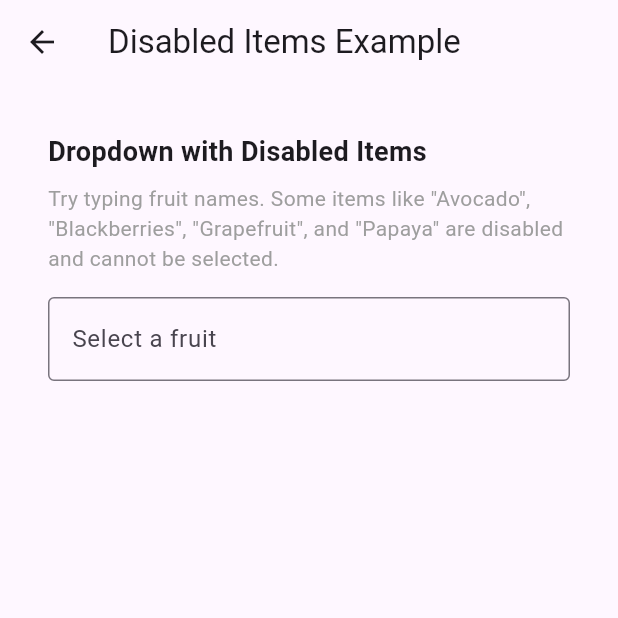
After one commit to rohanjariwala03/drop_down_search_field, a Flutter app: the screen it shows after launch, after a tap on "Disabled Items Example", on a phone screen of 412 x 824 dp, the top half of it. The commit adds this screen. Run offline on Flutter 3.47's test engine with Material 3 defaults, Android fonts, the phone set to English and light mode, and no system bars; missing offline and left inert: pointer_interceptor.

Commit message:
Disabled Items in the list

````diff
--- /dev/null
+++ b/example/lib/example_widgets/disabled_items_example.dart
@@ -0,0 +1,131 @@
+import 'package:drop_down_search_field/drop_down_search_field.dart';
+import 'package:flutter/material.dart';
+
+class DisabledItemsExample extends StatefulWidget {
+  const DisabledItemsExample({super.key});
+
+  @override
+  State<DisabledItemsExample> createState() => _DisabledItemsExampleState();
+}
+
+class _DisabledItemsExampleState extends State<DisabledItemsExample> {
+  final TextEditingController _dropdownSearchFieldController =
+      TextEditingController();
+
+  SuggestionsBoxController suggestionBoxController = SuggestionsBoxController();
+
+  // Example data structure with disabled items
+  static final List<Map<String, dynamic>> fruits = [
+    {'name': 'Apple', 'disabled': false},
+    {'name': 'Avocado', 'disabled': true}, // This item is disabled
+    {'name': 'Banana', 'disabled': false},
+    {'name': 'Blueberries', 'disabled': false},
+    {'name': 'Blackberries', 'disabled': true}, // This item is disabled
+    {'name': 'Cherries', 'disabled': false},
+    {'name': 'Grapes', 'disabled': false},
+    {'name': 'Grapefruit', 'disabled': true}, // This item is disabled
+    {'name': 'Guava', 'disabled': false},
+    {'name': 'Kiwi', 'disabled': false},
+    {'name': 'Lychee', 'disabled': false},
+    {'name': 'Mango', 'disabled': false},
+    {'name': 'Orange', 'disabled': false},
+    {'name': 'Papaya', 'disabled': true}, // This item is disabled
+    {'name': 'Passion fruit', 'disabled': false},
+    {'name': 'Peach', 'disabled': false},
+    {'name': 'Pears', 'disabled': false},
+    {'name': 'Pineapple', 'disabled': false},
+    {'name': 'Raspberries', 'disabled': false},
+    {'name': 'Strawberries', 'disabled': false},
+    {'name': 'Watermelon', 'disabled': false},
+  ];
+
+  static List<Map<String, dynamic>> getSuggestions(String query) {
+    List<Map<String, dynamic>> matches = <Map<String, dynamic>>[];
+    matches.addAll(fruits);
+    matches.retainWhere(
+        (fruit) => fruit['name'].toLowerCase().contains(query.toLowerCase()));
+    return matches;
+  }
+
+  @override
+  Widget build(BuildContext context) {
+    return Scaffold(
+      appBar: AppBar(
+        title: const Text('Disabled Items Example'),
+        leading: IconButton(
+          icon: const Icon(Icons.arrow_back),
+          onPressed: () {
+            Navigator.pop(context);
+          },
+        ),
+      ),
+      body: GestureDetector(
+        onTap: () {
+          suggestionBoxController.close();
+        },
+        child: Padding(
+          padding: const EdgeInsets.all(32.0),
+          child: Column(
+            crossAxisAlignment: CrossAxisAlignment.start,
+            children: <Widget>[
+              const Text(
+                'Dropdown with Disabled Items',
+                style: TextStyle(fontSize: 18, fontWeight: FontWeight.bold),
+              ),
+              const SizedBox(height: 8),
+              const Text(
+                'Try typing fruit names. Some items like "Avocado", "Blackberries", "Grapefruit", and "Papaya" are disabled and cannot be selected.',
+                style: TextStyle(fontSize: 14, color: Colors.grey),
+              ),
+              const SizedBox(height: 16),
+              DropDownSearchField<Map<String, dynamic>>(
+                textFieldConfiguration: TextFieldConfiguration(
+                  decoration: const InputDecoration(
+                    labelText: 'Select a fruit',
+                    border: OutlineInputBorder(),
+                  ),
+                  controller: _dropdownSearchFieldController,
+                ),
+                suggestionsCallback: (pattern) {
+                  return getSuggestions(pattern);
+                },
+                itemBuilder: (context, Map<String, dynamic> suggestion) {
+                  final isDisabled = suggestion['disabled'] as bool;
+                  return ListTile(
+                    enabled: !isDisabled,
+                    title: Text(suggestion['name']),
+                    trailing: isDisabled
+                        ? const Icon(Icons.block, color: Colors.grey, size: 16)
+                        : null,
+                  );
+                },
+                // This is the new callback that determines if an item is disabled
+                itemDisabledCallback: (Map<String, dynamic> suggestion) {
+                  return suggestion['disabled'] as bool;
+                },
+                itemSeparatorBuilder: (context, index) {
+                  return const Divider();
+                },
+                transitionBuilder: (context, suggestionsBox, controller) {
+                  return suggestionsBox;
+                },
+                onSuggestionSelected: (Map<String, dynamic> suggestion) {
+                  _dropdownSearchFieldController.text = suggestion['name'];
+                  ScaffoldMessenger.of(context).showSnackBar(
+                    SnackBar(
+                      content: Text('Selected: ${suggestion['name']}'),
+                      duration: const Duration(seconds: 2),
+                    ),
+                  );
+                },
+                suggestionsBoxController: suggestionBoxController,
+                displayAllSuggestionWhenTap: true,
+                isMultiSelectDropdown: false,
+              ),
+            ],
+          ),
+        ),
+      ),
+    );
+  }
+}
--- a/example/lib/main.dart
+++ b/example/lib/main.dart
@@ -2,6 +2,7 @@ import 'dart:ui';
 import 'package:example/example_widgets/multi_select_example.dart';
 import 'package:example/example_widgets/paginated_suggestion_example.dart';
 import 'package:example/example_widgets/form_field_example.dart';
+import 'package:example/example_widgets/disabled_items_example.dart';
 import 'package:flutter/material.dart';
 
 void main() => runApp(const MyApp());
@@ -67,6 +68,18 @@ class _MyAppState extends State<MyApp> {
                       },
                       child: const Text('Paginated Suggestion Example'),
                     ),
+                    const SizedBox(height: 20),
+                    ElevatedButton(
+                      onPressed: () {
+                        Navigator.push(
+                          context,
+                          MaterialPageRoute(
+                              builder: (context) =>
+                                  const DisabledItemsExample()),
+                        );
+                      },
+                      child: const Text('Disabled Items Example'),
+                    ),
                   ],
                 ),
               ),
--- a/lib/src/type_def.dart
+++ b/lib/src/type_def.dart
@@ -18,3 +18,5 @@ typedef SuggestionMultiSelectionCallback<T> = void Function(
     T suggestion, bool selected);
 
 typedef ChipBuilder<T> = Widget Function(BuildContext context, T itemData);
+
+typedef ItemDisabledCallback<T> = bool Function(T itemData);
--- a/lib/src/widgets/drop_down_search_field.dart
+++ b/lib/src/widgets/drop_down_search_field.dart
@@ -350,6 +350,22 @@ class DropDownSearchField<T> extends StatefulWidget {
   /// }
   /// ```
   final ItemBuilder<T> itemBuilder;
+
+  /// Called for each suggestion to determine if it should be disabled.
+  ///
+  /// This callback is optional. If provided, it is called for each suggestion
+  /// and expected to return a boolean indicating whether the suggestion should
+  /// be disabled. Disabled suggestions cannot be selected and don't respond to
+  /// hover or keyboard navigation.
+  ///
+  /// Example:
+  /// ```dart
+  /// itemDisabledCallback: (suggestion) {
+  ///   return suggestion.isDisabled; // Assuming your suggestion object has an isDisabled property
+  /// }
+  /// ```
+  final ItemDisabledCallback<T>? itemDisabledCallback;
+
   final IndexedWidgetBuilder? itemSeparatorBuilder;
 
   /// By default, we render the suggestions in a ListView, using
@@ -616,6 +632,7 @@ class DropDownSearchField<T> extends StatefulWidget {
     this.suggestionsCallback,
     this.paginatedSuggestionsCallback,
     required this.itemBuilder,
+    this.itemDisabledCallback,
     this.itemSeparatorBuilder,
     this.layoutArchitecture,
     this.intercepting = false,
@@ -903,6 +920,7 @@ class _DropDownSearchFieldState<T> extends State<DropDownSearchField<T>>
                 widget.onSuggestionMultiSelected!(suggestion, selected);
               },
         itemBuilder: widget.itemBuilder,
+        itemDisabledCallback: widget.itemDisabledCallback,
         itemSeparatorBuilder: widget.itemSeparatorBuilder,
         layoutArchitecture: widget.layoutArchitecture,
         direction: _suggestionsBox!.direction,
--- a/lib/src/widgets/drop_down_search_form_field.dart
+++ b/lib/src/widgets/drop_down_search_form_field.dart
@@ -45,6 +45,7 @@ class DropDownSearchFormField<T> extends FormField<String> {
     SuggestionsBoxController? suggestionsBoxController,
     required SuggestionSelectionCallback<T> onSuggestionSelected,
     required ItemBuilder<T> itemBuilder,
+    ItemDisabledCallback<T>? itemDisabledCallback,
     IndexedWidgetBuilder? itemSeparatorBuilder,
     LayoutArchitecture? layoutArchitecture,
     SuggestionsCallback<T>? suggestionsCallback,
@@ -106,6 +107,7 @@ class DropDownSearchFormField<T> extends FormField<String> {
                 onSuggestionSelected: onSuggestionSelected,
                 onSuggestionsBoxToggle: onSuggestionsBoxToggle,
                 itemBuilder: itemBuilder,
+                itemDisabledCallback: itemDisabledCallback,
                 itemSeparatorBuilder: itemSeparatorBuilder,
                 layoutArchitecture: layoutArchitecture,
                 suggestionsCallback: suggestionsCallback,
--- a/lib/src/widgets/multi_select_dropdown_search_form_field.dart
+++ b/lib/src/widgets/multi_select_dropdown_search_form_field.dart
@@ -42,6 +42,7 @@ class MultiSelectDropdownSearchFormField<T> extends FormField<List<T>> {
         const SuggestionsBoxDecoration(),
     SuggestionsBoxController? suggestionsBoxController,
     required ItemBuilder<T> itemBuilder,
+    ItemDisabledCallback<T>? itemDisabledCallback,
     IndexedWidgetBuilder? itemSeparatorBuilder,
     LayoutArchitecture? layoutArchitecture,
     SuggestionsCallback<T>? suggestionsCallback,
@@ -104,6 +105,7 @@ class MultiSelectDropdownSearchFormField<T> extends FormField<List<T>> {
                 },
                 onSuggestionsBoxToggle: onSuggestionsBoxToggle,
                 itemBuilder: itemBuilder,
+                itemDisabledCallback: itemDisabledCallback,
                 itemSeparatorBuilder: itemSeparatorBuilder,
                 layoutArchitecture: layoutArchitecture,
                 suggestionsCallback: suggestionsCallback,
````
Also changed, not shown: lib/src/suggestions/suggestions_list.dart (+77 -8 lines), example/pubspec.lock, 5 other files.
